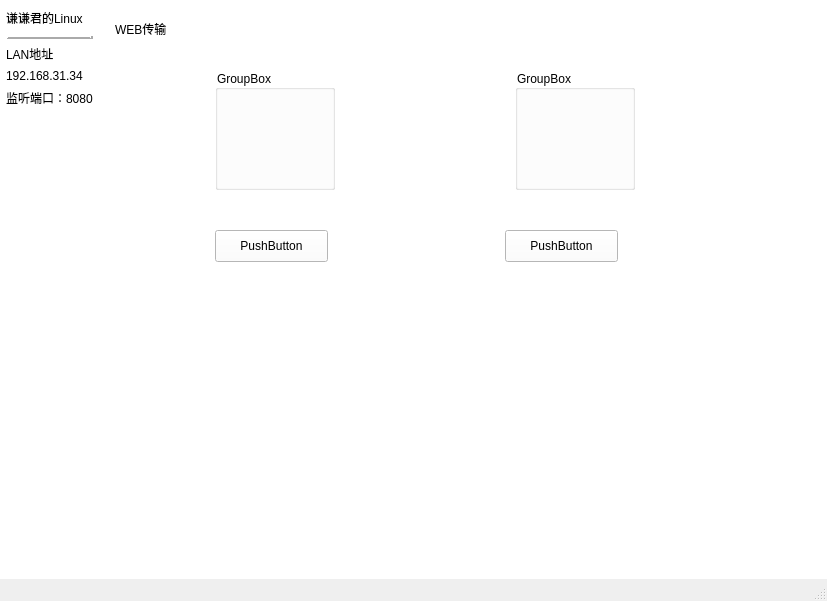
Qt form mainui.ui (qianqianjun/QinLinTransfer) before a commit.
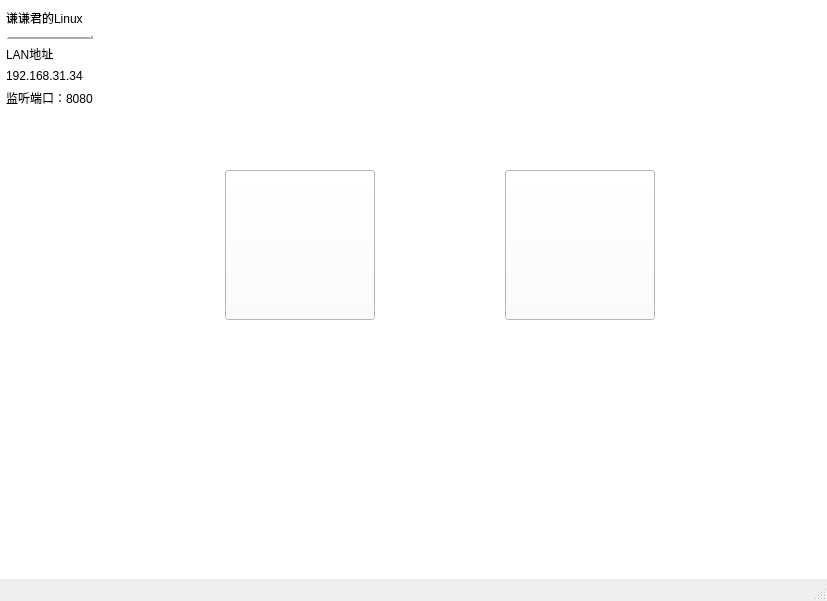
The same form after that commit. The open tabs and pages were chosen to show the change. Icons and pictures are not drawn.

```diff
--- a/mainui.ui
+++ b/mainui.ui
@@ -314,69 +314,36 @@
        </layout>
       </widget>
       <widget class="QWidget" name="web">
-       <widget class="QLabel" name="label">
-        <property name="geometry">
-         <rect>
-          <x>10</x>
-          <y>20</y>
-          <width>67</width>
-          <height>17</height>
-         </rect>
-        </property>
-        <property name="text">
-         <string>WEB传输</string>
-        </property>
-       </widget>
-       <widget class="QGroupBox" name="send">
-        <property name="geometry">
-         <rect>
-          <x>110</x>
-          <y>70</y>
-          <width>120</width>
-          <height>120</height>
-         </rect>
-        </property>
-        <property name="title">
-         <string>GroupBox</string>
-        </property>
-       </widget>
-       <widget class="QGroupBox" name="groupBox_2">
-        <property name="geometry">
-         <rect>
-          <x>410</x>
-          <y>70</y>
-          <width>120</width>
-          <height>120</height>
-         </rect>
-        </property>
-        <property name="title">
-         <string>GroupBox</string>
-        </property>
-       </widget>
        <widget class="QPushButton" name="sendbtn">
         <property name="geometry">
          <rect>
-          <x>110</x>
-          <y>230</y>
-          <width>113</width>
-          <height>32</height>
+          <x>120</x>
+          <y>170</y>
+          <width>150</width>
+          <height>150</height>
          </rect>
         </property>
+        <property name="styleSheet">
+         <string notr="true">border-image: url(:/new/pic/image/4baa28a7a5c4097ccba3ad471ba529c0.png);</string>
+        </property>
         <property name="text">
-         <string>PushButton</string>
+         <string/>
         </property>
        </widget>
        <widget class="QPushButton" name="sendbtn_2">
         <property name="geometry">
          <rect>
           <x>400</x>
-          <y>230</y>
-          <width>113</width>
-          <height>32</height>
+          <y>170</y>
+          <width>150</width>
+          <height>150</height>
          </rect>
         </property>
+        <property name="styleSheet">
+         <string notr="true">border-image: url(:/new/pic/image/ee529b5f885f3e0c0574cace9080536e.png);</string>
+        </property>
         <property name="text">
-         <string>PushButton</string>
+         <string/>
         </property>
        </widget>
       </widget>
```
Left out of the diff: 6 changed lines with no effect on the pictures.
